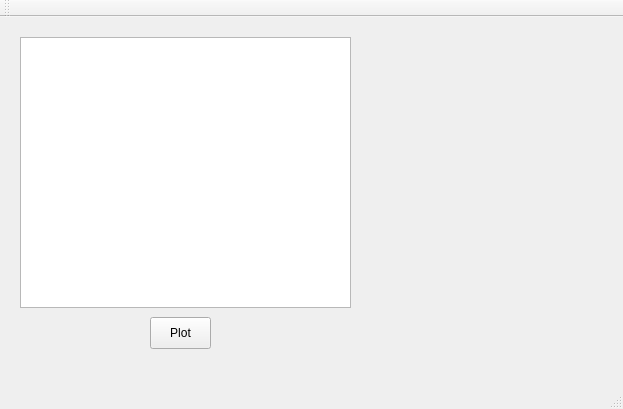
Old version of the form ves/mainwindow.ui in the repository ajoros/ves_ajoros.
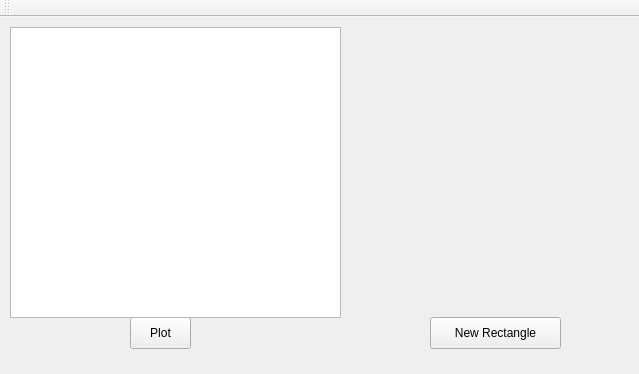
New version of the form.

Patch:
```diff
--- a/ves/mainwindow.ui
+++ b/ves/mainwindow.ui
@@ -6,8 +6,8 @@
    <rect>
     <x>0</x>
     <y>0</y>
-    <width>623</width>
-    <height>409</height>
+    <width>639</width>
+    <height>374</height>
    </rect>
   </property>
   <property name="windowTitle">
@@ -17,7 +17,7 @@
    <widget class="QPushButton" name="pushButton">
     <property name="geometry">
      <rect>
-      <x>150</x>
+      <x>130</x>
       <y>300</y>
       <width>61</width>
       <height>32</height>
@@ -30,23 +30,36 @@
    <widget class="QTreeView" name="treeView">
     <property name="geometry">
      <rect>
-      <x>20</x>
-      <y>20</y>
+      <x>10</x>
+      <y>10</y>
       <width>331</width>
-      <height>271</height>
+      <height>291</height>
      </rect>
     </property>
    </widget>
    <widget class="QWidget" name="widget" native="true">
     <property name="geometry">
      <rect>
-      <x>360</x>
-      <y>20</y>
-      <width>251</width>
-      <height>271</height>
+      <x>350</x>
+      <y>10</y>
+      <width>281</width>
+      <height>291</height>
      </rect>
     </property>
    </widget>
+   <widget class="QPushButton" name="pushButton_2">
+    <property name="geometry">
+     <rect>
+      <x>430</x>
+      <y>300</y>
+      <width>131</width>
+      <height>32</height>
+     </rect>
+    </property>
+    <property name="text">
+     <string>New Rectangle</string>
+    </property>
+   </widget>
   </widget>
   <widget class="QMenuBar" name="menuBar">
    <property name="geometry">
@@ -66,7 +79,6 @@
     <bool>false</bool>
    </attribute>
   </widget>
-  <widget class="QStatusBar" name="statusBar"/>
  </widget>
  <layoutdefault spacing="6" margin="11"/>
  <resources/>
```
Left out of the diff: 2 changed lines with no effect on the pictures.
